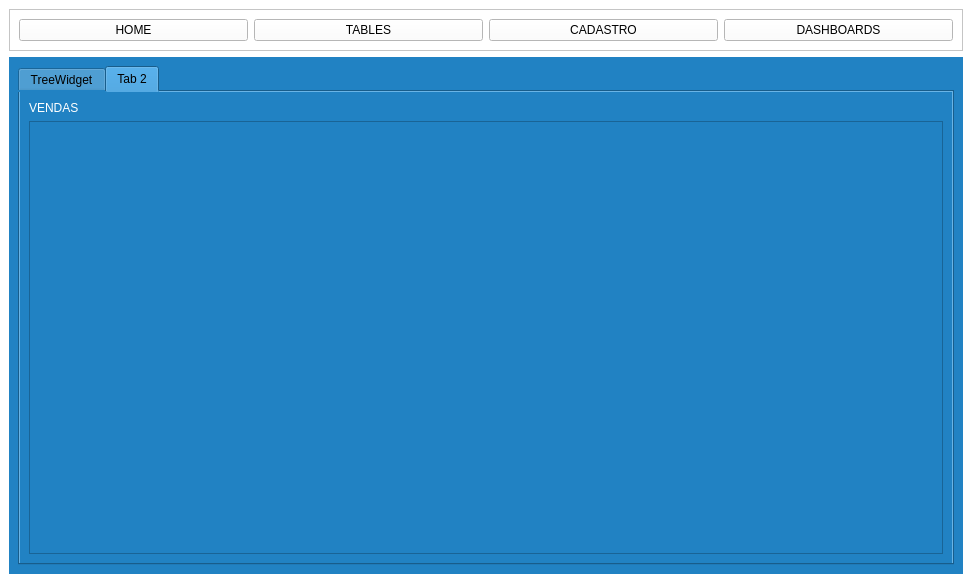
g-celente/PORTFOLIO-GUILHERME, file Estoque/pgs/main2.ui: the form before one commit.
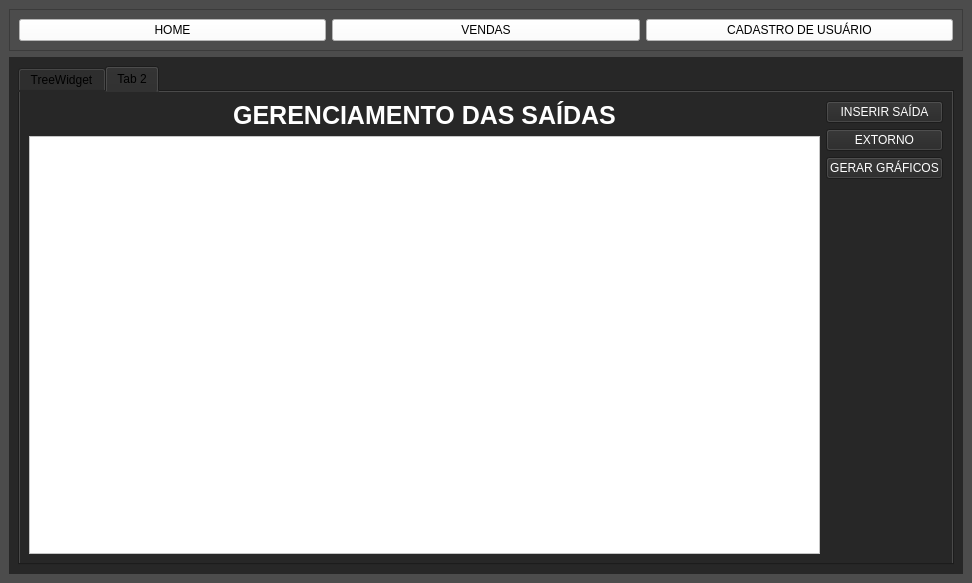
The form after the commit. The open tabs and pages were chosen to show the change.

What changed in the file:
```diff
--- a/Estoque/pgs/main2.ui
+++ b/Estoque/pgs/main2.ui
@@ -14,11 +14,11 @@
    <string>MainWindow</string>
   </property>
   <property name="styleSheet">
-   <string notr="true">background-color: rgb(255,255, 255);</string>
+   <string notr="true">background-color: rgb(76, 76, 76);</string>
   </property>
   <widget class="QWidget" name="centralwidget">
-   <layout class="QGridLayout" name="gridLayout">
-    <item row="0" column="0">
+   <layout class="QVBoxLayout" name="verticalLayout_10">
+    <item>
      <widget class="QFrame" name="frame">
       <property name="frameShape">
        <enum>QFrame::StyledPanel</enum>
@@ -26,7 +26,7 @@
       <property name="frameShadow">
        <enum>QFrame::Raised</enum>
       </property>
-      <layout class="QHBoxLayout" name="horizontalLayout">
+      <layout class="QHBoxLayout" name="horizontalLayout_4">
        <item>
         <widget class="QPushButton" name="btn_home">
          <property name="styleSheet">
@@ -45,7 +45,7 @@
 background-color: rgb(255, 255, 255);</string>
          </property>
          <property name="text">
-          <string>TABLES</string>
+          <string>VENDAS</string>
          </property>
         </widget>
        </item>
@@ -56,38 +56,28 @@
 background-color: rgb(255, 255, 255);</string>
          </property>
          <property name="text">
-          <string>CADASTRO</string>
-         </property>
-        </widget>
-       </item>
-       <item>
-        <widget class="QPushButton" name="btn_dashboards">
-         <property name="styleSheet">
-          <string notr="true">background-color: rgb(255, 255, 255);
-color: rgb(0, 0, 0);</string>
-         </property>
-         <property name="text">
-          <string>DASHBOARDS</string>
+          <string>CADASTRO DE USUÁRIO</string>
          </property>
         </widget>
        </item>
       </layout>
      </widget>
     </item>
-    <item row="1" column="0">
+    <item>
      <widget class="QStackedWidget" name="Pages">
       <property name="styleSheet">
-       <string notr="true">background-color: rgb(33, 130, 195);</string>
+       <string notr="true">background-color: rgb(39, 39, 39);
+</string>
       </property>
       <property name="currentIndex">
        <number>0</number>
       </property>
       <widget class="QWidget" name="pg_table">
-       <layout class="QHBoxLayout" name="horizontalLayout_4">
+       <layout class="QVBoxLayout" name="verticalLayout_11">
         <item>
          <widget class="QTabWidget" name="tabWidget">
           <property name="styleSheet">
-           <string notr="true">background-color: rgb(33, 130, 195);</string>
+           <string notr="true">background-color: rgb(39, 39, 39);</string>
           </property>
           <property name="currentIndex">
            <number>0</number>
@@ -119,17 +109,8 @@
                     <property name="text">
                      <string>ESTOQUE</string>
                     </property>
-                   </widget>
-                  </item>
-                  <item>
-                   <widget class="QTableWidget" name="tb_saida"/>
-                  </item>
-                  <item>
-                   <widget class="QLabel" name="label_2">
-                    <property name="font">
-                     <font>
-                      <pointsize>13</pointsize>
-                     </font>
+                    <property name="alignment">
+                     <set>Qt::AlignCenter</set>
                     </property>
                     <property name="styleSheet">
                      <string notr="true">color: rgb(255, 255, 255);</string>
@@ -159,17 +140,17 @@
                 </property>
                 <layout class="QVBoxLayout" name="verticalLayout_4">
                  <item>
-                  <widget class="QPushButton" name="insert_saida">
+                  <widget class="QPushButton" name="insert_produto">
                    <property name="styleSheet">
                     <string notr="true">color: rgb(255, 255, 255);</string>
                    </property>
                    <property name="text">
-                    <string>Inserir Saída</string>
+                    <string>INSERIR PRODUTO</string>
                    </property>
                   </widget>
                  </item>
                  <item>
-                  <widget class="QPushButton" name="btn_extorno">
+                  <widget class="QPushButton" name="btn_excluir_produto">
                    <property name="maximumSize">
                     <size>
                      <width>131</width>
@@ -180,7 +161,7 @@
                     <string notr="true">color: rgb(255, 255, 255);</string>
                    </property>
                    <property name="text">
-                    <string>Extorno</string>
+                    <string>EXCLUIR PRODUTO</string>
                    </property>
                   </widget>
                  </item>
@@ -208,23 +189,86 @@
            <attribute name="title">
             <string>Tab 2</string>
            </attribute>
-           <layout class="QVBoxLayout" name="verticalLayout_9">
+           <layout class="QHBoxLayout" name="horizontalLayout">
             <item>
-             <widget class="QLabel" name="label_12">
-              <property name="styleSheet">
-               <string notr="true">color: rgb(255, 255, 255);</string>
-              </property>
-              <property name="text">
-               <string>VENDAS</string>
-              </property>
-             </widget>
+             <layout class="QVBoxLayout" name="verticalLayout_12">
+              <item>
+               <widget class="QLabel" name="label_12">
+                <property name="font">
+                 <font>
+                  <family>Segoe UI</family>
+                  <pointsize>19</pointsize>
+                  <weight>75</weight>
+                  <bold>true</bold>
+                 </font>
+                </property>
+                <property name="styleSheet">
+                 <string notr="true">color: rgb(255, 255, 255);</string>
+                </property>
+                <property name="text">
+                 <string>GERENCIAMENTO DAS SAÍDAS</string>
+                </property>
+                <property name="alignment">
+                 <set>Qt::AlignCenter</set>
+                </property>
+               </widget>
+              </item>
+              <item>
+               <widget class="QTableWidget" name="tb_saida">
+                <property name="styleSheet">
+                 <string notr="true">color: rgb(0, 0, 0);
+background-color: rgb(255, 255, 255);</string>
+                </property>
+               </widget>
+              </item>
+             </layout>
             </item>
             <item>
-             <widget class="QTableWidget" name="tableWidget_2">
-              <property name="styleSheet">
-               <string notr="true">color: rgb(255, 255, 255);</string>
-              </property>
-             </widget>
+             <layout class="QVBoxLayout" name="verticalLayout_9">
+              <item>
+               <widget class="QPushButton" name="insert_saida">
+                <property name="styleSheet">
+                 <string notr="true">color: rgb(255, 255, 255);</string>
+                </property>
+                <property name="text">
+                 <string>INSERIR SAÍDA</string>
+                </property>
+               </widget>
+              </item>
+              <item>
+               <widget class="QPushButton" name="btn_extorno">
+                <property name="styleSheet">
+                 <string notr="true">color: rgb(255, 255, 255);</string>
+                </property>
+                <property name="text">
+                 <string>EXTORNO</string>
+                </property>
+               </widget>
+              </item>
+              <item>
+               <widget class="QPushButton" name="btn_dashboards">
+                <property name="styleSheet">
+                 <string notr="true">color: rgb(255, 255, 255);</string>
+                </property>
+                <property name="text">
+                 <string>GERAR GRÁFICOS</string>
+                </property>
+               </widget>
+              </item>
+              <item>
+               <spacer name="verticalSpacer_3">
+                <property name="orientation">
+                 <enum>Qt::Vertical</enum>
+                </property>
+                <property name="sizeHint" stdset="0">
+                 <size>
+                  <width>20</width>
+                  <height>40</height>
+                 </size>
+                </property>
+               </spacer>
+              </item>
+             </layout>
             </item>
            </layout>
           </widget>
```
Left out of the diff: 101 changed lines with no effect on the pictures.
